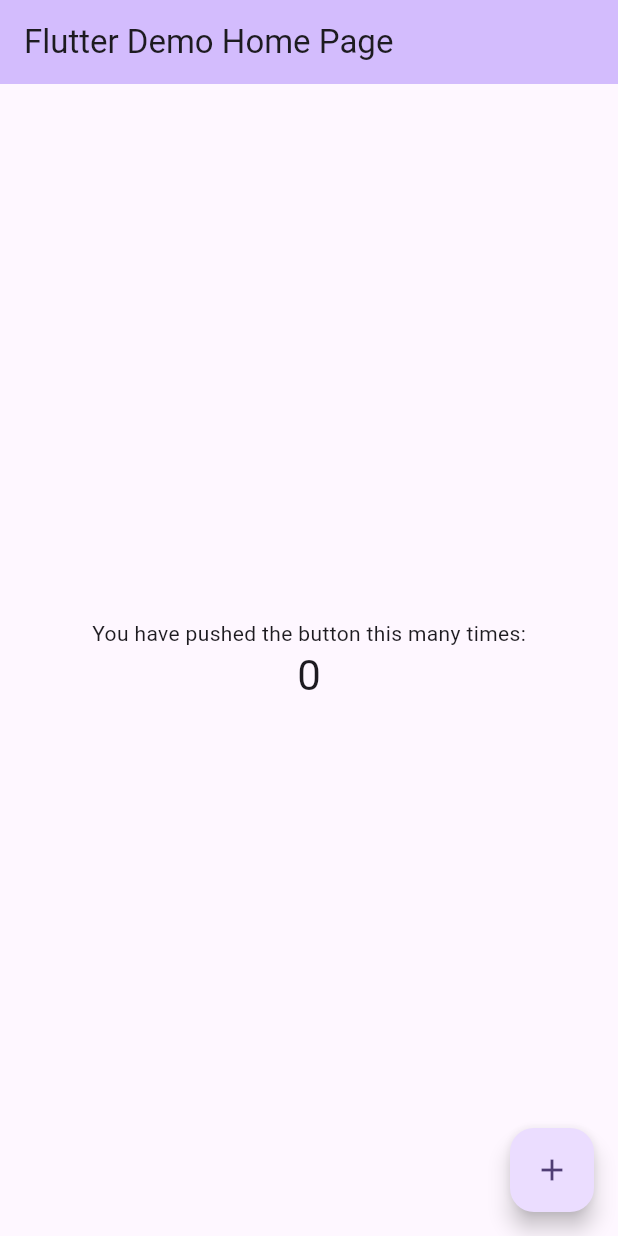
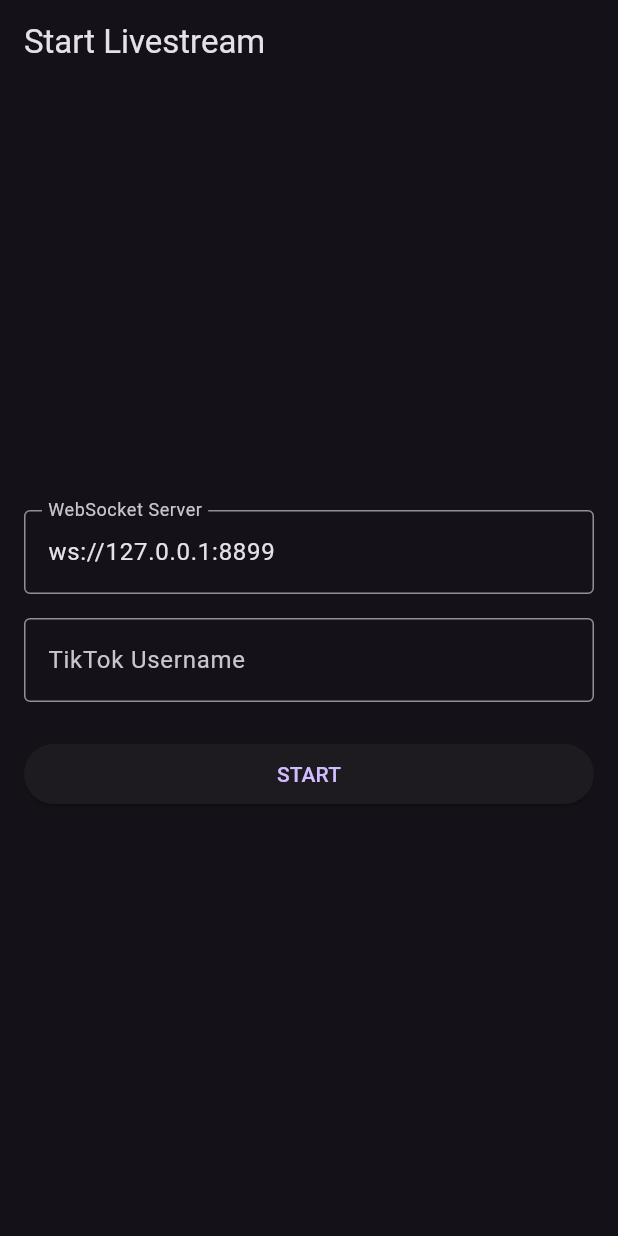
Before and after one commit to thaihoc/vietcare-livestream, a Flutter app: the screen it shows after launch, on a phone screen of 412 x 824 dp. Run offline on Flutter 3.47's test engine with Material 3 defaults, Android fonts, the phone set to English and light mode, and no system bars; our stand-ins replace shared_preferences; missing offline and left inert: esc_pos_printer, esc_pos_utils.

Commit message:
add screens and some logics

```diff
--- a/vietcare_livestream/lib/main.dart
+++ b/vietcare_livestream/lib/main.dart
@@ -1,4 +1,5 @@
 import 'package:flutter/material.dart';
+import 'screens/start_screen.dart';
 
 void main() {
   runApp(const MyApp());
@@ -7,116 +8,8 @@ void main() {
 class MyApp extends StatelessWidget {
   const MyApp({super.key});
 
-  // This widget is the root of your application.
   @override
   Widget build(BuildContext context) {
-    return MaterialApp(
-      title: 'Flutter Demo',
-      theme: ThemeData(
-        // This is the theme of your application.
-        //
-        // TRY THIS: Try running your application with "flutter run". You'll see
-        // the application has a purple toolbar. Then, without quitting the app,
-        // try changing the seedColor in the colorScheme below to Colors.green
-        // and then invoke "hot reload" (save your changes or press the "hot
-        // reload" button in a Flutter-supported IDE, or press "r" if you used
-        // the command line to start the app).
-        //
-        // Notice that the counter didn't reset back to zero; the application
-        // state is not lost during the reload. To reset the state, use hot
-        // restart instead.
-        //
-        // This works for code too, not just values: Most code changes can be
-        // tested with just a hot reload.
-        colorScheme: .fromSeed(seedColor: Colors.deepPurple),
-      ),
-      home: const MyHomePage(title: 'Flutter Demo Home Page'),
-    );
+    return MaterialApp(theme: ThemeData.dark(), home: const StartScreen());
   }
 }
-
-class MyHomePage extends StatefulWidget {
-  const MyHomePage({super.key, required this.title});
-
-  // This widget is the home page of your application. It is stateful, meaning
-  // that it has a State object (defined below) that contains fields that affect
-  // how it looks.
-
-  // This class is the configuration for the state. It holds the values (in this
-  // case the title) provided by the parent (in this case the App widget) and
-  // used by the build method of the State. Fields in a Widget subclass are
-  // always marked "final".
-
-  final String title;
-
-  @override
-  State<MyHomePage> createState() => _MyHomePageState();
-}
-
-class _MyHomePageState extends State<MyHomePage> {
-  int _counter = 0;
-
-  void _incrementCounter() {
-    setState(() {
-      // This call to setState tells the Flutter framework that something has
-      // changed in this State, which causes it to rerun the build method below
-      // so that the display can reflect the updated values. If we changed
-      // _counter without calling setState(), then the build method would not be
-      // called again, and so nothing would appear to happen.
-      _counter++;
-    });
-  }
-
-  @override
-  Widget build(BuildContext context) {
-    // This method is rerun every time setState is called, for instance as done
-    // by the _incrementCounter method above.
-    //
-    // The Flutter framework has been optimized to make rerunning build methods
-    // fast, so that you can just rebuild anything that needs updating rather
-    // than having to individually change instances of widgets.
-    return Scaffold(
-      appBar: AppBar(
-        // TRY THIS: Try changing the color here to a specific color (to
-        // Colors.amber, perhaps?) and trigger a hot reload to see the AppBar
-        // change color while the other colors stay the same.
-        backgroundColor: Theme.of(context).colorScheme.inversePrimary,
-        // Here we take the value from the MyHomePage object that was created by
-        // the App.build method, and use it to set our appbar title.
-        title: Text(widget.title),
-      ),
-      body: Center(
-        // Center is a layout widget. It takes a single child and positions it
-        // in the middle of the parent.
-        child: Column(
-          // Column is also a layout widget. It takes a list of children and
-          // arranges them vertically. By default, it sizes itself to fit its
-          // children horizontally, and tries to be as tall as its parent.
-          //
-          // Column has various properties to control how it sizes itself and
-          // how it positions its children. Here we use mainAxisAlignment to
-          // center the children vertically; the main axis here is the vertical
-          // axis because Columns are vertical (the cross axis would be
-          // horizontal).
-          //
-          // TRY THIS: Invoke "debug painting" (choose the "Toggle Debug Paint"
-          // action in the IDE, or press "p" in the console), to see the
-          // wireframe for each widget.
-          mainAxisAlignment: .center,
-          children: [
-            const Text('You have pushed the button this many times:'),
-            Text(
-              '$_counter',
-              style: Theme.of(context).textTheme.headlineMedium,
-            ),
-          ],
-        ),
-      ),
-      floatingActionButton: FloatingActionButton(
-        onPressed: _incrementCounter,
-        tooltip: 'Increment',
-        child: const Icon(Icons.add),
-      ),
-    );
-  }
-}
--- /dev/null
+++ b/vietcare_livestream/lib/models/live_event.dart
@@ -0,0 +1,35 @@
+import 'socket_event.dart';
+
+class LiveEvent {
+  final String userId;
+  final String nickname;
+  final SocketEventType type;
+  final String? comment;
+  final int? likeCount;
+  final int? totalLikeCount;
+  final DateTime time;
+
+  LiveEvent({
+    required this.userId,
+    required this.nickname,
+    required this.type,
+    this.comment,
+    this.likeCount,
+    this.totalLikeCount,
+    required this.time,
+  });
+
+  factory LiveEvent.fromJson(Map<String, dynamic> json) {
+    final type = parseEventType(json['type']);
+
+    return LiveEvent(
+      userId: json['userId'],
+      nickname: json['nickname'] ?? json['text'],
+      type: type,
+      comment: json['comment'],
+      likeCount: json['likeCount'],
+      totalLikeCount: json['totalLikeCount'],
+      time: DateTime.fromMillisecondsSinceEpoch(json['time']),
+    );
+  }
+}
--- /dev/null
+++ b/vietcare_livestream/lib/screens/start_screen.dart
@@ -0,0 +1,86 @@
+import 'package:flutter/material.dart';
+import '../services/live_socket_service.dart';
+import 'live_dashboard.dart';
+
+class StartScreen extends StatefulWidget {
+  const StartScreen({super.key});
+
+  @override
+  State<StartScreen> createState() => _StartScreenState();
+}
+
+class _StartScreenState extends State<StartScreen> {
+  final usernameController = TextEditingController();
+  final wsController = TextEditingController(text: 'ws://127.0.0.1:8899');
+
+  LiveSocketService? socket;
+
+  void startLive() {
+    final username = usernameController.text.trim();
+    final wsUrl = wsController.text.trim();
+
+    if (username.isEmpty || wsUrl.isEmpty) return;
+
+    socket = LiveSocketService(wsUrl);
+
+    socket!.startLive(username);
+
+    Navigator.pushReplacement(
+      context,
+      MaterialPageRoute(
+        builder: (_) => LiveDashboard(socket: socket!, username: username),
+      ),
+    );
+  }
+
+  @override
+  void dispose() {
+    usernameController.dispose();
+    wsController.dispose();
+    super.dispose();
+  }
+
+  @override
+  Widget build(BuildContext context) {
+    return Scaffold(
+      appBar: AppBar(title: const Text('Start Livestream')),
+      body: Padding(
+        padding: const EdgeInsets.all(16),
+        child: Column(
+          mainAxisAlignment: MainAxisAlignment.center,
+          children: [
+            // WebSocket Address
+            TextField(
+              controller: wsController,
+              decoration: const InputDecoration(
+                labelText: 'WebSocket Server',
+                hintText: 'ws://127.0.0.1:8899',
+                border: OutlineInputBorder(),
+              ),
+            ),
+            const SizedBox(height: 16),
+
+            // TikTok Username
+            TextField(
+              controller: usernameController,
+              decoration: const InputDecoration(
+                labelText: 'TikTok Username',
+                hintText: 'vd: phuongdao.shop',
+                border: OutlineInputBorder(),
+              ),
+            ),
+            const SizedBox(height: 24),
+
+            SizedBox(
+              width: double.infinity,
+              child: ElevatedButton(
+                onPressed: startLive,
+                child: const Text('START'),
+              ),
+            ),
+          ],
+        ),
+      ),
+    );
+  }
+}
--- /dev/null
+++ b/vietcare_livestream/lib/services/live_socket_service.dart
@@ -0,0 +1,33 @@
+import 'dart:convert';
+import 'package:web_socket_channel/web_socket_channel.dart';
+import '../models/live_event.dart';
+
+class LiveSocketService {
+  final WebSocketChannel channel;
+
+  LiveSocketService(String url)
+    : channel = WebSocketChannel.connect(Uri.parse(url));
+
+  Stream<LiveEvent> get eventStream {
+    return channel.stream.where((e) => e != null).map((raw) {
+      final json = jsonDecode(raw);
+      return LiveEvent.fromJson(json);
+    });
+  }
+
+  void startLive(String username) {
+    final payload = {"action": "start", "username": username};
+
+    channel.sink.add(jsonEncode(payload));
+  }
+
+  void stopLive(String username) {
+    final payload = {"action": "stop", "username": username};
+
+    channel.sink.add(jsonEncode(payload));
+  }
+
+  void dispose() {
+    channel.sink.close();
+  }
+}
--- a/vietcare_livestream/pubspec.yaml
+++ b/vietcare_livestream/pubspec.yaml
@@ -34,6 +34,10 @@ dependencies:
   # The following adds the Cupertino Icons font to your application.
   # Use with the CupertinoIcons class for iOS style icons.
   cupertino_icons: ^1.0.8
+  web_socket_channel: ^2.4.0
+  esc_pos_printer: ^4.1.0
+  esc_pos_utils: ^1.1.0
+  shared_preferences: ^2.2.2
 
 dev_dependencies:
   flutter_test:
```
Also changed, not shown: vietcare_livestream/lib/models/socket_event.dart (added, +14 -0 lines), vietcare_livestream/lib/models/user_stats.dart (added, +9 -0 lines), vietcare_livestream/lib/screens/live_dashboard.dart (added, +212 -0 lines), vietcare_livestream/lib/screens/printer_config_screen.dart (added, +116 -0 lines), vietcare_livestream/lib/services/printer_config_service.dart (added, +22 -0 lines), vietcare_livestream/lib/services/thermal_printer_service.dart (added, +86 -0 lines), vietcare_livestream/pubspec.lock, 16 other files.
